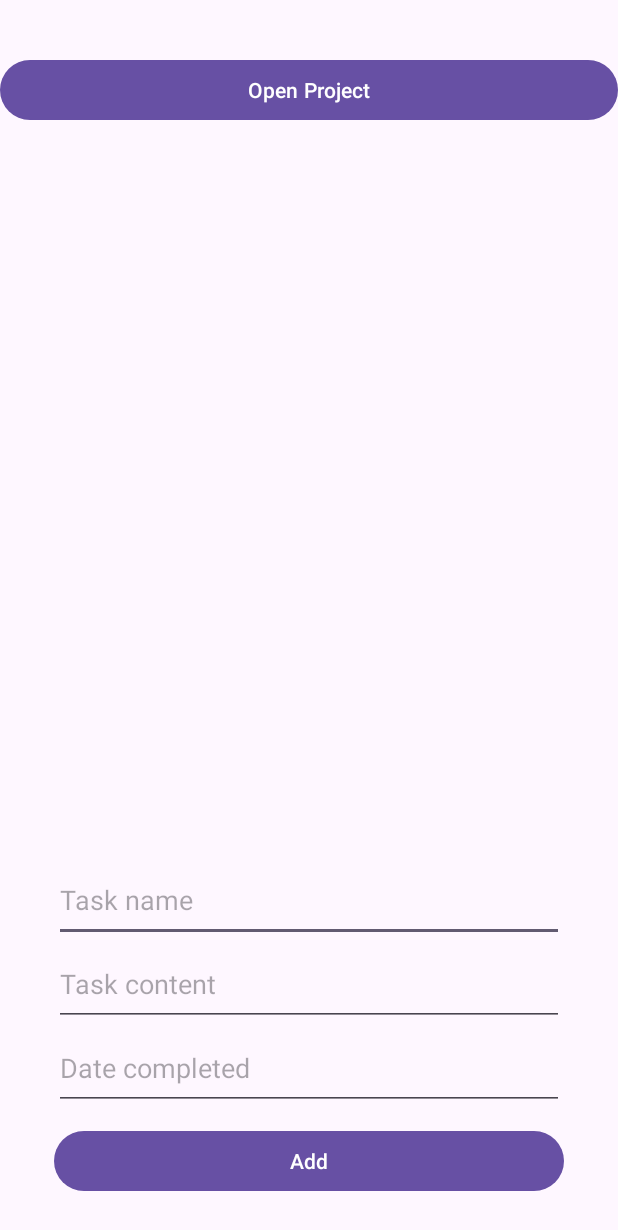
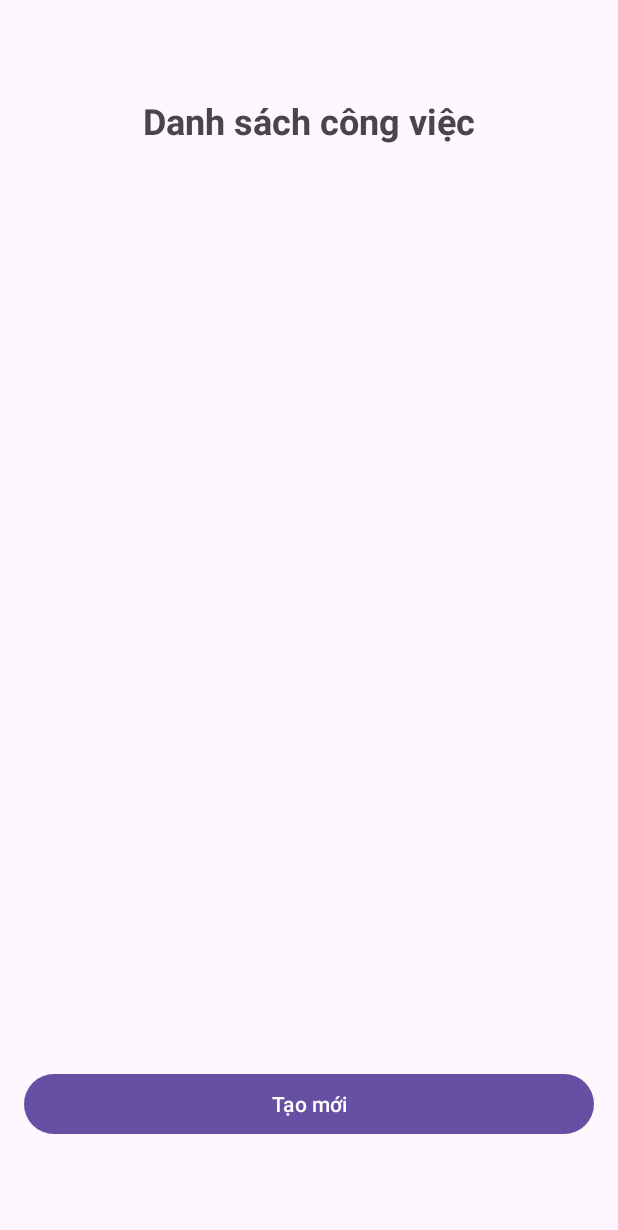
Before and after one commit to lephuoctai/task, an Android app: the screen it shows after launch (MainActivity), on a phone screen of 412 x 824 dp. Shown: the top 1230 px of the screen. Run offline under Robolectric (Android 15) with nearby library versions, the phone set to English and light mode, and no system bars.

Commit message:
Backup 04 - Completed

```diff
--- a/app/src/main/java/com/todo/task/MainActivity.java
+++ b/app/src/main/java/com/todo/task/MainActivity.java
@@ -1,6 +1,5 @@
 package com.todo.task;
 
-import android.app.DatePickerDialog;
 import android.content.Intent;
 import android.os.Bundle;
 import android.widget.*;
@@ -10,112 +9,69 @@ import androidx.core.graphics.Insets;
 import androidx.core.view.ViewCompat;
 import androidx.core.view.WindowInsetsCompat;
 
-import java.time.LocalDateTime;
-import java.time.format.DateTimeFormatter;
 import java.util.ArrayList;
-import java.util.Calendar;
 
 public class MainActivity extends AppCompatActivity {
 
-    // Tạo danh sách tạm thời để lưu trữ các Task
+    // Danh sách các Task dùng chung toàn app (dùng static để truy cập từ activity khác)
     static ArrayList<Task> taskList = new ArrayList<>();
 
-    // Các thành phần giao diện
-    private EditText taskNameInput, taskQuestInput, taskDateCompletedInput;
+    // Layout chứa danh sách task hiển thị ra màn hình
     private LinearLayout taskLayout;
-    private Button taskAddBtn;
 
     @Override
     protected void onCreate(Bundle savedInstanceState) {
         super.onCreate(savedInstanceState);
         setContentView(R.layout.activity_main);
 
-        // Đảm bảo layout hiển thị chính xác khi có thanh điều hướng/system bar
+        // Gắn lại phần padding tự động nếu thiết bị có thanh điều hướng ảo
         ViewCompat.setOnApplyWindowInsetsListener(findViewById(R.id.main), (v, insets) -> {
             Insets systemBars = insets.getInsets(WindowInsetsCompat.Type.systemBars());
             v.setPadding(systemBars.left, systemBars.top, systemBars.right, systemBars.bottom);
             return insets;
         });
 
-        // Ánh xạ view
-        taskNameInput = findViewById(R.id.task_name);
-        taskQuestInput = findViewById(R.id.task_quest);
-        taskDateCompletedInput = findViewById(R.id.task_date_completed);
-        taskLayout = findViewById(R.id.task_list);
-        taskAddBtn = findViewById(R.id.add_btn);
-
-        // Mở DatePicker khi người dùng chọn ô nhập ngày
-        taskDateCompletedInput.setFocusable(false);
-        taskDateCompletedInput.setOnClickListener(v -> showDatePicker(taskDateCompletedInput));
-
-        // Sự kiện khi nhấn nút thêm Task
-        taskAddBtn.setOnClickListener(view -> {
-            scanTask();
-        });
-
-        // Chuyển sang màn hình thêm Project
+        // Gán sự kiện cho nút "Tạo mới" để mở màn hình thêm dự án
         Button openProjectBtn = findViewById(R.id.btn_open_project);
         openProjectBtn.setOnClickListener(v -> {
+            // Chuyển sang màn hình addProjectActivity
             Intent intent = new Intent(MainActivity.this, addProjectActivity.class);
             startActivity(intent);
         });
     }
 
     /**
-     * Lấy dữ liệu từ EditText, kiểm tra hợp lệ và tạo Task mới nếu đúng
+     * Hàm onResume được gọi mỗi lần màn hình này được hiển thị lại (kể cả sau khi quay lại từ AddProject)
+     * → Dùng để render lại danh sách task
      */
-    private void scanTask() {
-        String name = taskNameInput.getText().toString().trim();
-        String quest = taskQuestInput.getText().toString().trim();
-        String date = taskDateCompletedInput.getText().toString().trim();
+    @Override
+    protected void onResume() {
+        super.onResume();
+        renderTasks(); // Cập nhật lại giao diện danh sách công việc
+    }
 
-        // Kiểm tra nếu thiếu thông tin
-        if (name.isEmpty() || quest.isEmpty() || date.isEmpty()) {
-            Toast.makeText(this, "Vui lòng điền thông tin đầy đủ!", Toast.LENGTH_SHORT).show();
-        }
-        // Kiểm tra định dạng ngày hợp lệ và chưa quá hạn
-        else if (!isDateValid(date)) {
-            Toast.makeText(this, "Ngày hoàn thành không hợp lệ!", Toast.LENGTH_SHORT).show();
-        }
-        // Nếu hợp lệ → tạo Task, hiển thị trên màn hình
-        else {
-            Task task = new Task(name, quest, date);
-            taskList.add(task);
+    /**
+     * Hàm hiển thị danh sách các công việc (task) ra màn hình chính
+     * - Xóa danh sách cũ
+     * - Lặp qua từng Task trong `taskList`, tạo TextView để hiển thị
+     */
+    private void renderTasks() {
+        // Lấy lại đối tượng layout chứa danh sách công việc
+        taskLayout = findViewById(R.id.task_list);
+
+        // Xóa toàn bộ các view con (task cũ)
+        taskLayout.removeAllViews();
+
+        // Tạo TextView cho mỗi task và thêm vào layout
+        for (int i = 0; i < taskList.size(); i++) {
+            Task task = taskList.get(i);
+
+            // Tạo view hiển thị task
             TextView view = new TextView(MainActivity.this);
-            view.setText((taskList.indexOf(task) + 1) + " - " + task.getName() + " | " + task.getStatus());
+            view.setText((i + 1) + " - " + task.getName() + " | " + task.getQuest() + " | " + task.getStatus());
+
+            // Thêm vào danh sách
             taskLayout.addView(view);
         }
     }
-
-    /**
-     * Kiểm tra xem ngày hoàn thành có hợp lệ (tức là trong tương lai) hay không
-     */
-    private boolean isDateValid(String date) {
-        LocalDateTime now = LocalDateTime.now();
-        return now.isBefore(parseDateTime(date));
-    }
-
-    /**
-     * Chuyển chuỗi ngày hoàn thành thành kiểu LocalDateTime
-     */
-    private LocalDateTime parseDateTime(String dateStr) {
-        DateTimeFormatter formatter = DateTimeFormatter.ofPattern("HH:mm dd-MM-yyyy");
-        return LocalDateTime.parse(dateStr, formatter);
-    }
-
-    /**
-     * Hiển thị DatePicker cho người dùng chọn ngày hoàn thành.
-     * Gán kết quả vào ô EditText theo định dạng "00:00 dd-MM-yyyy"
-     */
-    private void showDatePicker(TextView target) {
-        Calendar calendar = Calendar.getInstance();
-        int y = calendar.get(Calendar.YEAR);
-        int m = calendar.get(Calendar.MONTH);
-        int d = calendar.get(Calendar.DAY_OF_MONTH);
-
-        new DatePickerDialog(this, (view, year, month, dayOfMonth) -> {
-            String dateStr = String.format("00:00 %02d-%02d-%d", dayOfMonth, month + 1, year);
-            target.setText(dateStr);
-        }, y, m, d).show();
-    }
 }
--- a/app/src/main/java/com/todo/task/Task.java
+++ b/app/src/main/java/com/todo/task/Task.java
@@ -72,7 +72,7 @@ public class Task {
     public String getStatus(){
         String status = "Trạng thái: ";
         int dayLeft = dayLeft();
-        if(dayLeft() < 0) {
+        if(dayLeft() <= 0) {
             status += "Qúa hạn (vượt " + (- dayLeft) + " ngày)";
         } else if (dayLeft > 0) {
             status += "Còn hạn (" + dayLeft + " ngày còn lại)";
--- a/app/src/main/res/layout/activity_main.xml
+++ b/app/src/main/res/layout/activity_main.xml
@@ -5,78 +5,45 @@
     android:id="@+id/main"
     android:layout_width="match_parent"
     android:layout_height="match_parent"
+    android:paddingHorizontal="16dp"
     tools:context=".MainActivity">
 
-    <LinearLayout
-        android:id="@+id/container"
-        android:layout_width="0dp"
-        android:layout_height="0dp"
-        android:gravity="center"
+    <TextView
+        android:id="@+id/title"
+        android:layout_width="match_parent"
+        android:layout_height="wrap_content"
+        android:layout_marginTop="64dp"
+        android:text="Danh sách công việc"
+        android:textAlignment="center"
+        android:textSize="24sp"
+
+        android:textStyle="bold"
+        app:layout_constraintBottom_toTopOf="@id/task_view"
+        app:layout_constraintTop_toTopOf="parent" />
+    <ScrollView
+        android:id="@+id/task_view"
+        android:layout_width="match_parent"
+        android:layout_height="wrap_content"
+        android:paddingVertical="32dp"
+        app:layout_constraintTop_toBottomOf="@id/title"
         android:orientation="vertical"
-        app:layout_constraintBottom_toBottomOf="parent"
-        app:layout_constraintEnd_toEndOf="parent"
-        app:layout_constraintHorizontal_bias="1.0"
-        app:layout_constraintStart_toStartOf="parent"
-        app:layout_constraintTop_toTopOf="parent"
-        app:layout_constraintVertical_bias="0.0">
-<!--        Tai rename "add project" thanh "open project" -->
-        <Button
-            android:id="@+id/btn_open_project"
+        app:layout_constraintEnd_toEndOf="parent">
+        <LinearLayout
+            android:id="@+id/task_list"
             android:layout_width="match_parent"
             android:layout_height="wrap_content"
-            android:layout_marginTop="10dp"
-            android:text="Open Project" />
+            android:orientation="vertical"
+            />
 
-        <LinearLayout
-            android:id="@+id/task_list"
-            android:paddingTop="20dp"
-            android:layout_width="340dp"
-            android:layout_height="468dp"
-            android:orientation="vertical" />
+    </ScrollView>
 
-        <LinearLayout
-            android:layout_width="340dp"
-            android:layout_height="wrap_content"
-            android:orientation="vertical">
-
-            <EditText
-                android:id="@+id/task_name"
-                android:layout_width="match_parent"
-                android:layout_height="56dp"
-                android:layout_marginTop="20dp"
-                android:ems="10"
-                android:hint="Task name"
-                android:inputType="text" />
-
-            <EditText
-                android:id="@+id/task_quest"
-                android:layout_width="match_parent"
-                android:layout_height="56dp"
-                android:ems="10"
-                android:hint="Task content"
-                android:inputType="text" />
-
-            <EditText
-                android:id="@+id/task_date_completed"
-                android:layout_width="match_parent"
-                android:layout_height="56dp"
-                android:ems="10"
-                android:hint="Date completed"
-                android:inputType="text" />
-
-            <Button
-                android:id="@+id/add_btn"
-                android:layout_width="match_parent"
-                android:layout_height="wrap_content"
-                android:minHeight="48dp"
-                android:layout_marginTop="10dp"
-                android:text="Add"/>
+    <Button
+        android:id="@+id/btn_open_project"
+        android:layout_width="match_parent"
+        android:layout_height="wrap_content"
+        android:layout_marginBottom="64dp"
+        android:text="Tạo mới"
+        app:layout_constraintBottom_toBottomOf="parent" />
 
 
-            <!-- Nút mở addProjectActivity -->
-
-        </LinearLayout>
-
-    </LinearLayout>
-
 </androidx.constraintlayout.widget.ConstraintLayout>
```
Also changed, not shown: app/src/main/java/com/todo/task/addProjectActivity.java (+64 -9 lines).
